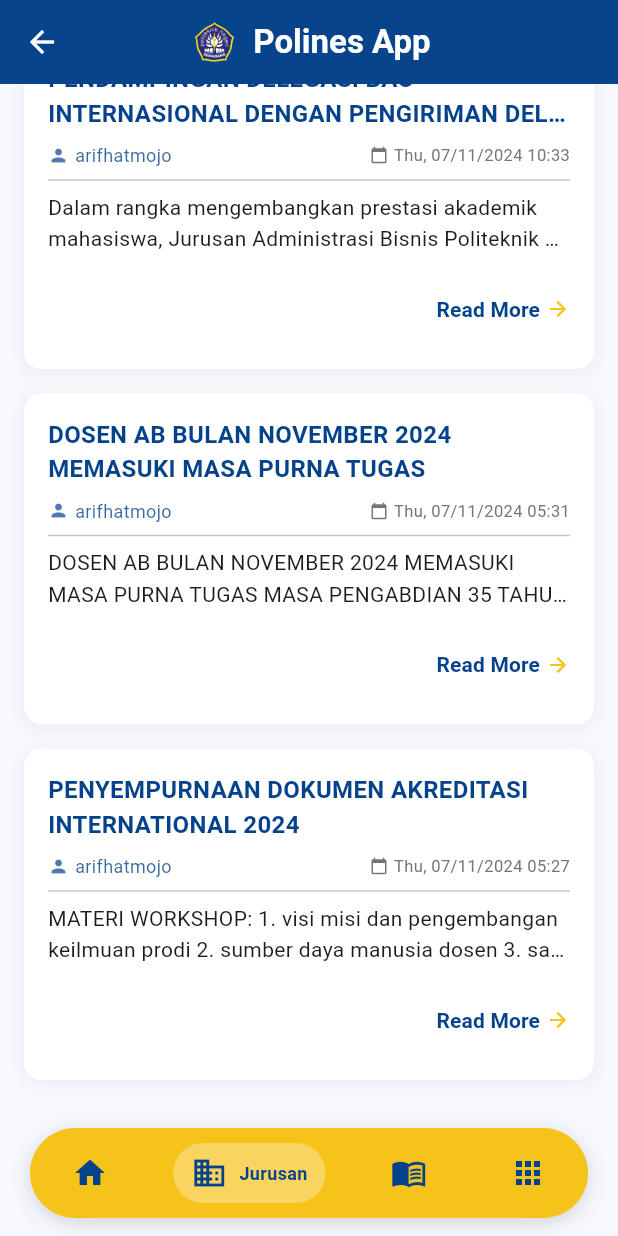
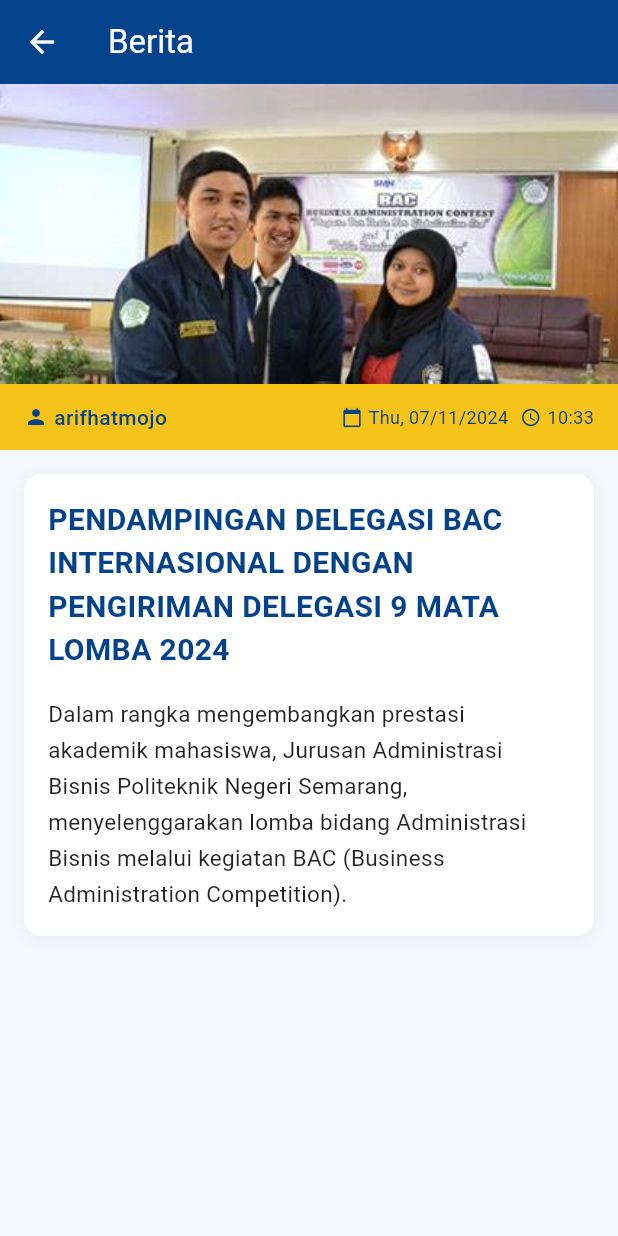
Before and after one commit to whyuhurtz/polines_app, a Flutter app: the HomeScreen screen opened by its route, item 2 of the bottom bar chosen, scrolled down 576 dp, after a tap on "Read More", on a phone screen of 412 x 824 dp. Run offline on Flutter 3.47's test engine with Material 3 defaults, Android fonts, the phone set to English and light mode, and no system bars; drawn by our look-alikes of google_nav_bar.

Commit message:
Berita udah fix.

```diff
--- a/lib/features/home/presentation/screens/home_screen.dart
+++ b/lib/features/home/presentation/screens/home_screen.dart
@@ -31,9 +31,9 @@ class _HomeScreenState extends State<HomeScreen> {
 
   // Banner image list
   final List<String> _bannerImages = [
-    'assets/images/splash_design1.png',
-    'assets/images/splash_design2.png',
-    'assets/images/splash_design3.png',
+    'assets/images/banner_home1.jpg',
+    'assets/images/banner_home2.jpg',
+    'assets/images/banner_home3.jpg',
   ];
 
   @override
@@ -133,7 +133,7 @@ class _HomeScreenState extends State<HomeScreen> {
             ),
             const SizedBox(width: 8),
             const Text(
-              'Polines App',
+              'Comitted to Quality',
               style: TextStyle(
                 fontWeight: FontWeight.bold,
               ),
@@ -211,7 +211,7 @@ class _HomeScreenState extends State<HomeScreen> {
                 children: [
                   _buildCategoryButton(0, 'Berita'),
                   _buildCategoryButton(1, 'Jurusan'),
-                  _buildCategoryButton(2, 'Akses'),
+                  _buildCategoryButton(2, 'Akses Cepat'),
                 ],
               ),
             ),
@@ -338,7 +338,7 @@ class _HomeScreenState extends State<HomeScreen> {
                 'Rilis Berita (${_newsList.length})',
                 style: TextStyle(
                   fontWeight: FontWeight.bold,
-                  fontSize: 16,
+                  fontSize: 20,
                   color: polinesBlue,
                 ),
               ),
@@ -403,7 +403,7 @@ class _HomeScreenState extends State<HomeScreen> {
           'Jurusan',
           style: TextStyle(
             fontWeight: FontWeight.bold,
-            fontSize: 16,
+            fontSize: 20,
             color: polinesBlue,
           ),
         ),
@@ -500,7 +500,7 @@ class _HomeScreenState extends State<HomeScreen> {
             'Akses Cepat',
             style: TextStyle(
               fontWeight: FontWeight.bold,
-              fontSize: 16,
+              fontSize: 20,
               color: polinesBlue,
             ),
           ),
--- /dev/null
+++ b/lib/features/home/presentation/screens/news_detail_screen.dart
@@ -0,0 +1,170 @@
+import 'package:flutter/material.dart';
+import 'package:polines_app/features/home/domain/entities/news_entity.dart';
+
+class NewsDetailScreen extends StatelessWidget {
+  final News news;
+
+  // Colors based on Polines branding
+  static const Color polinesBlue = Color(0xFF04428B);
+  static const Color polinesYellow = Color(0xFFF6C31A);
+  static const Color polinesLightBg = Color(0xFFF6F8FD);
+  static const Color polinesWhite = Color(0xFFFFFFFF);
+
+  const NewsDetailScreen({super.key, required this.news});
+
+  // Get the appropriate image based on news content
+  String _getNewsImage() {
+    // Match news to the appropriate image based on title
+    if (news.title?.contains('IMPLEMENTASI GKM') == true) {
+      return 'assets/images/berita1.png';
+    } else if (news.title?.contains('PENDAMPINGAN DELEGASI BAC') == true) {
+      return 'assets/images/berita2.png';
+    } else if (news.title?.contains('DOSEN AB BULAN NOVEMBER') == true) {
+      return 'assets/images/berita3.png';
+    } else if (news.title?.contains('PENYEMPURNAAN DOKUMEN') == true) {
+      return 'assets/images/berita4.png';
+    } else {
+      // Default fallback image if no match
+      return 'assets/images/berita1.png';
+    }
+  }
+
+  @override
+  Widget build(BuildContext context) {
+    return Scaffold(
+      backgroundColor: polinesLightBg,
+      appBar: AppBar(
+        title: const Text('Berita'),
+        backgroundColor: polinesBlue,
+        foregroundColor: Colors.white,
+        elevation: 0,
+      ),
+      body: SingleChildScrollView(
+        child: Column(
+          crossAxisAlignment: CrossAxisAlignment.start,
+          children: [
+            // News image at the top
+            Container(
+              width: double.infinity,
+              height: 200,
+              decoration: BoxDecoration(
+                color: Colors.grey[300],
+                image: DecorationImage(
+                  image: AssetImage(_getNewsImage()),
+                  fit: BoxFit.cover,
+                ),
+              ),
+            ),
+
+            // Author, date and time in one line container with yellow background
+            Container(
+              width: double.infinity,
+              decoration: const BoxDecoration(
+                color: polinesYellow,
+              ),
+              padding: const EdgeInsets.symmetric(horizontal: 16.0, vertical: 12.0),
+              child: Row(
+                mainAxisAlignment: MainAxisAlignment.spaceBetween,
+                children: [
+                  // Author
+                  Row(
+                    children: [
+                      const Icon(Icons.person,
+                        size: 16,
+                        color: polinesBlue
+                      ),
+                      const SizedBox(width: 4),
+                      Text(
+                        news.author ?? 'Unknown author',
+                        style: const TextStyle(
+                          fontSize: 14,
+                          fontWeight: FontWeight.w500,
+                          color: polinesBlue,
+                        ),
+                      ),
+                    ],
+                  ),
+
+                  // Date & time
+                  Row(
+                    children: [
+                      const Icon(Icons.calendar_today,
+                        size: 14,
+                        color: polinesBlue
+                      ),
+                      const SizedBox(width: 4),
+                      Text(
+                        news.datePublished ?? 'Unknown date',
+                        style: const TextStyle(
+                          fontSize: 12,
+                          color: polinesBlue,
+                        ),
+                      ),
+                      const SizedBox(width: 8),
+                      const Icon(Icons.access_time,
+                        size: 14,
+                        color: polinesBlue
+                      ),
+                      const SizedBox(width: 4),
+                      Text(
+                        news.timePublished ?? 'Unknown time',
+                        style: const TextStyle(
+                          fontSize: 12,
+                          color: polinesBlue,
+                        ),
+                      ),
+                    ],
+                  ),
+                ],
+              ),
+            ),
+
+            // News title and content in a white container
+            Container(
+              margin: const EdgeInsets.all(16.0),
+              padding: const EdgeInsets.all(16.0),
+              decoration: BoxDecoration(
+                color: polinesWhite,
+                borderRadius: BorderRadius.circular(12),
+                boxShadow: [
+                  BoxShadow(
+                    color: Colors.black.withOpacity(0.05),
+                    blurRadius: 8,
+                    offset: const Offset(0, 2),
+                  ),
+                ],
+              ),
+              child: Column(
+                crossAxisAlignment: CrossAxisAlignment.start,
+                children: [
+                  // Title
+                  Text(
+                    news.title ?? 'No Title',
+                    style: const TextStyle(
+                      fontSize: 20,
+                      fontWeight: FontWeight.bold,
+                      color: polinesBlue,
+                    ),
+                  ),
+                  const SizedBox(height: 16),
+
+                  // Content (preserving newlines)
+                  Text(
+                    news.content?.replaceAll('\\n', '\n') ?? 'No content available',
+                    style: const TextStyle(
+                      fontSize: 15,
+                      height: 1.6,
+                      color: Colors.black87,
+                    ),
+                  ),
+                ],
+              ),
+            ),
+
+            const SizedBox(height: 30),
+          ],
+        ),
+      ),
+    );
+  }
+}
--- a/lib/features/home/presentation/widgets/news_widget.dart
+++ b/lib/features/home/presentation/widgets/news_widget.dart
@@ -1,5 +1,6 @@
 import 'package:flutter/material.dart';
 import 'package:polines_app/features/home/domain/entities/news_entity.dart';
+import 'package:polines_app/features/home/presentation/screens/news_detail_screen.dart';
 
 class NewsWidget extends StatelessWidget {
   final News news;
@@ -110,7 +111,12 @@ class NewsWidget extends StatelessWidget {
               alignment: Alignment.centerRight,
               child: TextButton(
                 onPressed: () {
-                  // Navigate to news detail
+                  Navigator.push(
+                    context,
+                    MaterialPageRoute(
+                      builder: (context) => NewsDetailScreen(news: news),
+                    ),
+                  );
                 },
                 style: TextButton.styleFrom(
                   foregroundColor: polinesYellow,
```
Also changed, not shown: assets/images/banner_fasilitas1.jpg (added), assets/images/banner_fasilitas2.jpg (added), assets/images/banner_fasilitas3.jpg (added), assets/images/banner_home1.jpg (added), assets/images/banner_home2.jpg (added), assets/images/banner_home3.jpg (added), assets/images/banner_jurusan1.jpg (added), assets/images/banner_jurusan2.jpg (added), assets/images/banner_prodi1.jpg (added), assets/images/banner_prodi2.jpg (added), assets/images/berita1.png (added), assets/images/berita2.png (added), assets/images/berita3.png (added), assets/images/berita4.png (added).
